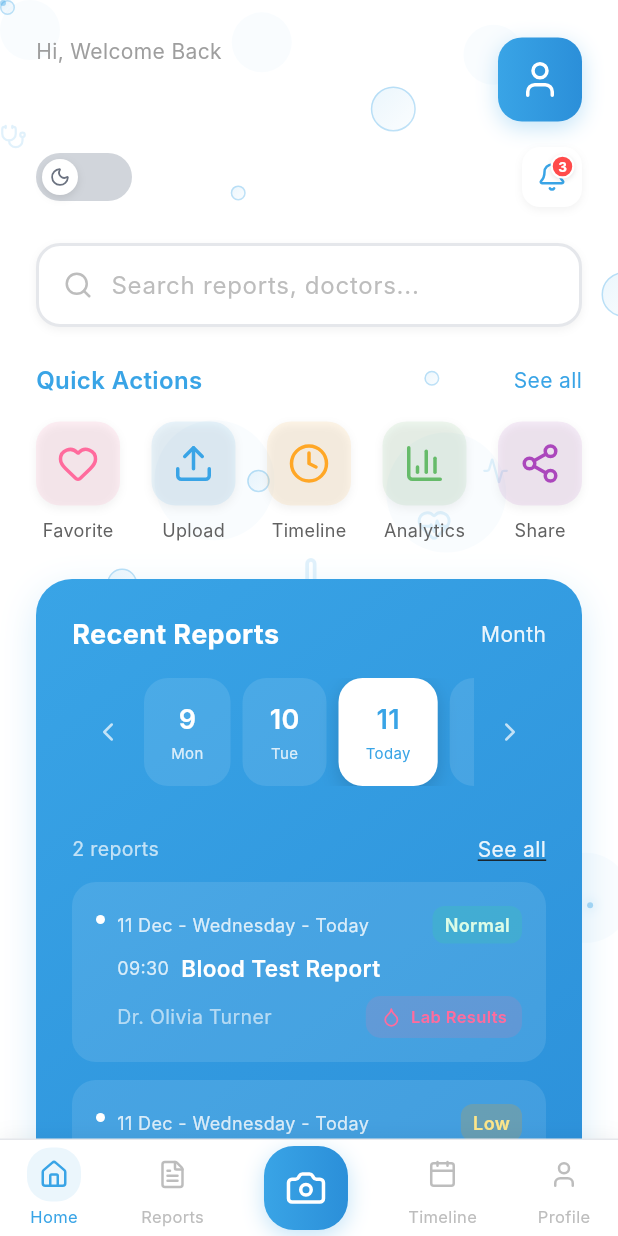
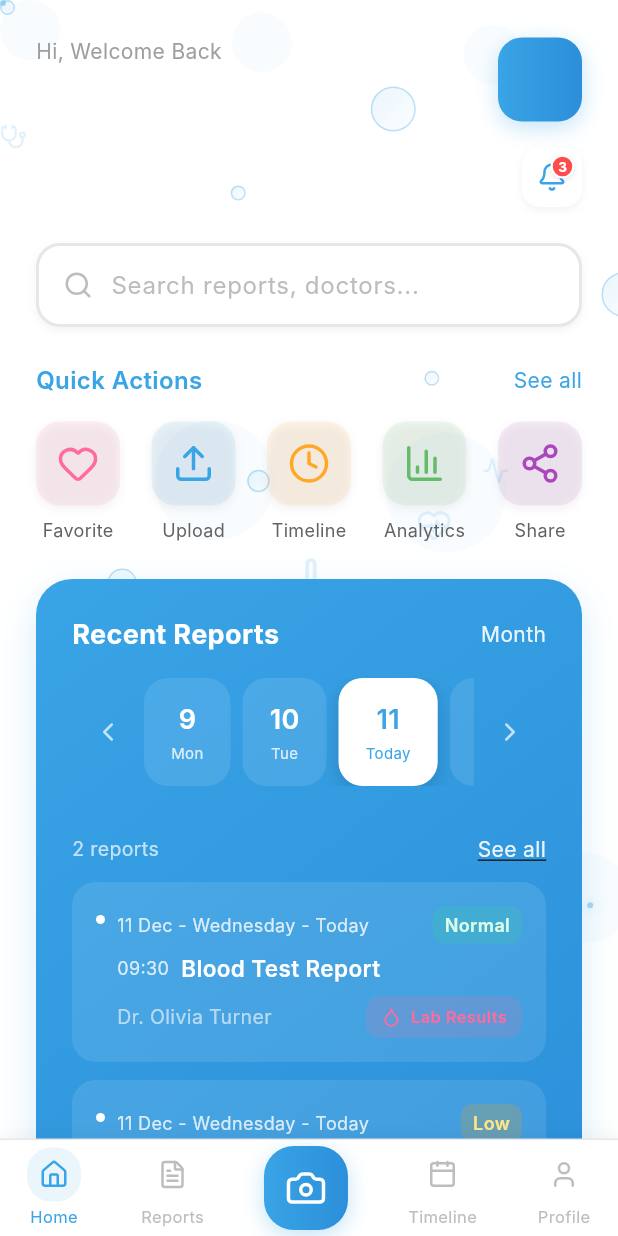
Before and after one commit to lamaRimawi/med_frontend, a Flutter app: the HomeScreen screen opened by its route, on a phone screen of 412 x 824 dp. Run offline on Flutter 3.47's test engine with Material 3 defaults, Android fonts, the phone set to English and light mode, and no system bars; drawn by our look-alikes of flutter_animate, toastification; our stand-ins replace camera, google_fonts, image_picker, local_auth, lucide_icons, permission_handler and 2 more; missing offline and left inert: flutter_facebook_auth, flutter_toast_notification, gal; accounts and stored records are empty; Roboto replaces fonts that are missing (Inter).

```diff
--- a/lib/screens/home_screen.dart
+++ b/lib/screens/home_screen.dart
@@ -289,64 +289,15 @@ class _HomeScreenState extends State<HomeScreen> {
                     ),
                   ],
                 ),
-                child: const Icon(
-                  LucideIcons.user,
-                  color: Colors.white,
-                  size: 28,
-                ),
+
               ),
             ],
           ),
           const SizedBox(height: 16),
           // Action Buttons Row
           Row(
-            mainAxisAlignment: MainAxisAlignment.spaceBetween,
+            mainAxisAlignment: MainAxisAlignment.end,
             children: [
-              // Dark Mode Toggle
-              GestureDetector(
-                onTap: _toggleTheme,
-                child: Container(
-                  width: 64,
-                  height: 32,
-                  decoration: BoxDecoration(
-                    color: _isDarkMode
-                        ? const Color(0xFF1F2937)
-                        : const Color(0xFFD1D5DB),
-                    borderRadius: BorderRadius.circular(16),
-                  ),
-                  child: AnimatedAlign(
-                    duration: const Duration(milliseconds: 300),
-                    alignment: _isDarkMode
-                        ? Alignment.centerRight
-                        : Alignment.centerLeft,
-                    child: Container(
-                      width: 24,
-                      height: 24,
-                      margin: const EdgeInsets.all(4),
-                      decoration: BoxDecoration(
-                        color: _isDarkMode
-                            ? const Color(0xFF0F172A)
-                            : Colors.white,
-                        shape: BoxShape.circle,
-                        boxShadow: [
-                          BoxShadow(
-                            color: Colors.black.withOpacity(0.1),
-                            blurRadius: 4,
-                            offset: const Offset(0, 2),
-                          ),
-                        ],
-                      ),
-                      child: Icon(
-                        _isDarkMode ? LucideIcons.sun : LucideIcons.moon,
-                        size: 14,
-                        color: _isDarkMode
-                            ? const Color(0xFFFBBF24)
-                            : const Color(0xFF6B7280),
-                      ),
-                    ),
-                  ),
-                ),
-              ),
               // Notification Button
               GestureDetector(
                 onTap: () =>
```
